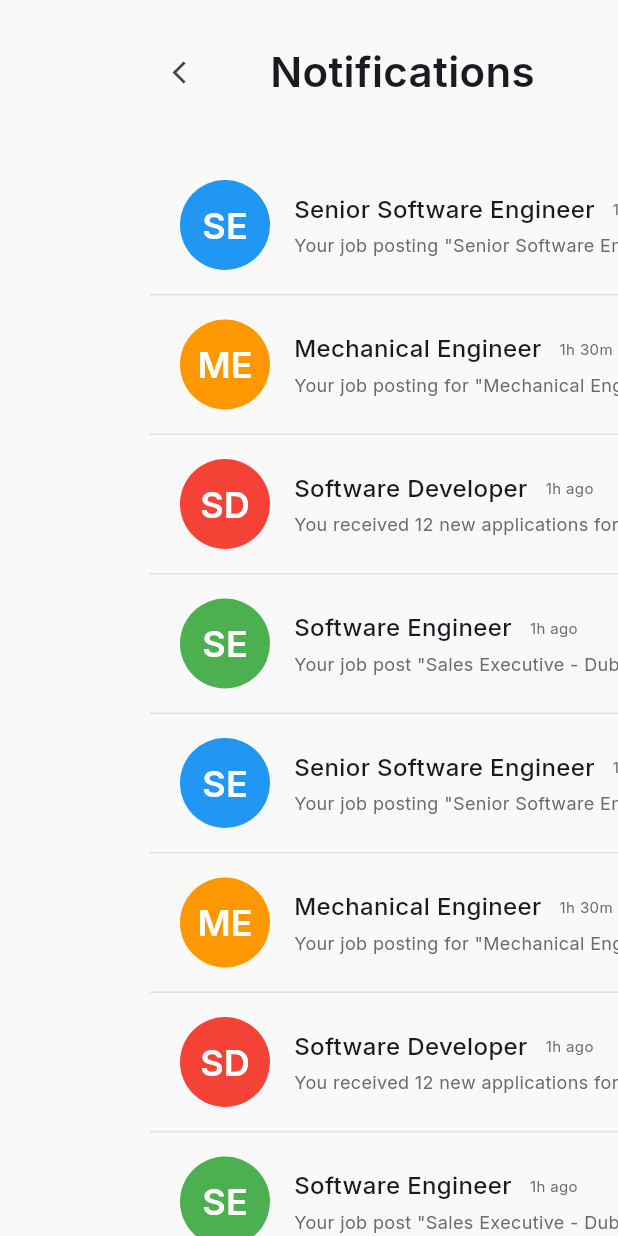
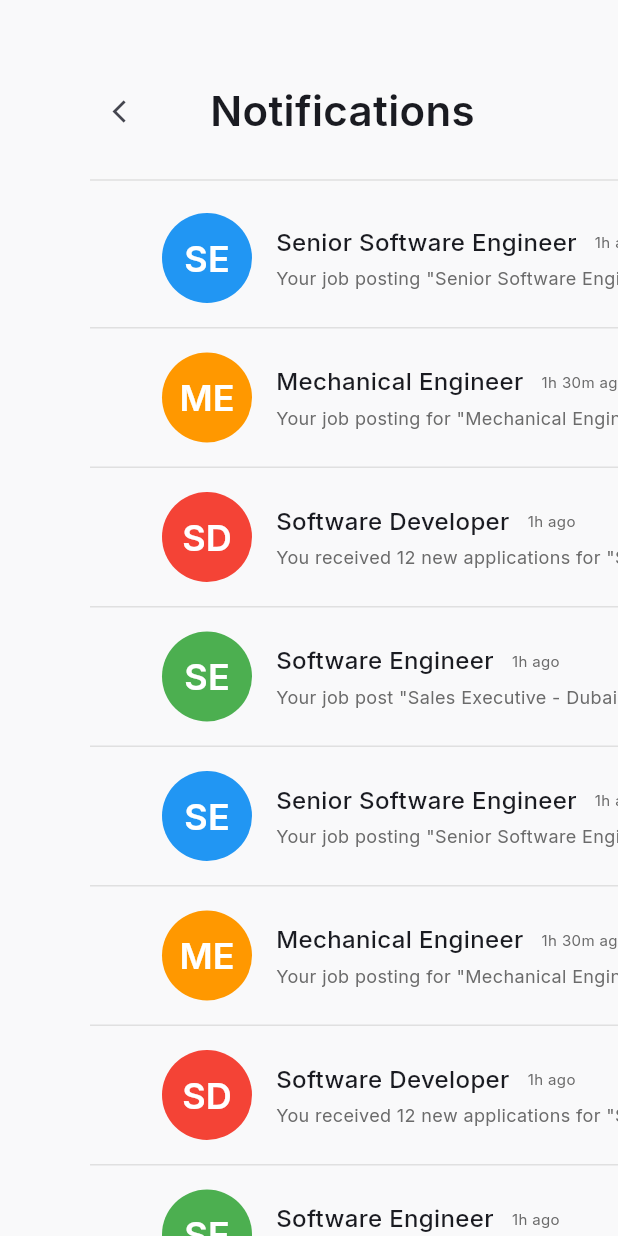
Before and after one commit to sharonempire/empireojobportal, a Flutter app: the NotificationsPageWeb screen opened directly, on a phone screen of 412 x 824 dp. Run offline on Flutter 3.47's test engine with Material 3 defaults, Android fonts, the light colour scheme and no system bars; our stand-ins replace file_picker, flutter_riverpod, go_router, google_fonts, shared_preferences, supabase_flutter; missing offline and left inert: dart:html, dart:ui_web, fetch_client, syncfusion_flutter_pdfviewer; accounts and stored records are empty.

Commit message:
notifications modification

```diff
--- a/lib/features/application/notifications/models/notification_item_model.dart
+++ b/lib/features/application/notifications/models/notification_item_model.dart
@@ -0,0 +1,19 @@
+import 'dart:ui';
+
+class NotificationItem {
+  final String initials;
+  final Color avatarColor;
+  final String title;
+  final String timestamp;
+  final String message;
+  final bool isUnread;
+
+  NotificationItem({
+    required this.initials,
+    required this.avatarColor,
+    required this.title,
+    required this.timestamp,
+    required this.message,
+    required this.isUnread,
+  });
+}
--- a/lib/features/presentation/web/notifications/notifications_page_web.dart
+++ b/lib/features/presentation/web/notifications/notifications_page_web.dart
@@ -23,7 +23,8 @@ class _NotificationsPageWebState extends State<NotificationsPageWeb> {
       avatarColor: Colors.blue,
       title: 'Senior Software Engineer',
       timestamp: '1h ago',
-      message: 'Your job posting "Senior Software Engineer" has been published successfully.',
+      message:
+          'Your job posting "Senior Software Engineer" has been published successfully.',
       isUnread: true,
     ),
     NotificationItem(
@@ -31,7 +32,8 @@ class _NotificationsPageWebState extends State<NotificationsPageWeb> {
       avatarColor: Colors.orange,
       title: 'Mechanical Engineer',
       timestamp: '1h 30m ago',
-      message: 'Your job posting for "Mechanical Engineer - Dubai" is pending review.',
+      message:
+          'Your job posting for "Mechanical Engineer - Dubai" is pending review.',
       isUnread: true,
     ),
     NotificationItem(
@@ -39,7 +41,8 @@ class _NotificationsPageWebState extends State<NotificationsPageWeb> {
       avatarColor: Colors.red,
       title: 'Software Developer',
       timestamp: '1h ago',
-      message: 'You received 12 new applications for "Software Developer - Canada"',
+      message:
+          'You received 12 new applications for "Software Developer - Canada"',
       isUnread: true,
     ),
     NotificationItem(
@@ -47,7 +50,8 @@ class _NotificationsPageWebState extends State<NotificationsPageWeb> {
       avatarColor: Colors.green,
       title: 'Software Engineer',
       timestamp: '1h ago',
-      message: 'Your job post "Sales Executive - Dubai" has reached 100+ views.',
+      message:
+          'Your job post "Sales Executive - Dubai" has reached 100+ views.',
       isUnread: false,
     ),
     NotificationItem(
@@ -55,7 +59,8 @@ class _NotificationsPageWebState extends State<NotificationsPageWeb> {
       avatarColor: Colors.blue,
       title: 'Senior Software Engineer',
       timestamp: '1h ago',
-      message: 'Your job posting "Senior Software Engineer" has been published successfully.',
+      message:
+          'Your job posting "Senior Software Engineer" has been published successfully.',
       isUnread: true,
     ),
     NotificationItem(
@@ -63,7 +68,8 @@ class _NotificationsPageWebState extends State<NotificationsPageWeb> {
       avatarColor: Colors.orange,
       title: 'Mechanical Engineer',
       timestamp: '1h 30m ago',
-      message: 'Your job posting for "Mechanical Engineer - Dubai" is pending review.',
+      message:
+          'Your job posting for "Mechanical Engineer - Dubai" is pending review.',
       isUnread: true,
     ),
     NotificationItem(
@@ -71,7 +77,8 @@ class _NotificationsPageWebState extends State<NotificationsPageWeb> {
       avatarColor: Colors.red,
       title: 'Software Developer',
       timestamp: '1h ago',
-      message: 'You received 12 new applications for "Software Developer - Canada"',
+      message:
+          'You received 12 new applications for "Software Developer - Canada"',
       isUnread: true,
     ),
     NotificationItem(
@@ -79,7 +86,8 @@ class _NotificationsPageWebState extends State<NotificationsPageWeb> {
       avatarColor: Colors.green,
       title: 'Software Engineer',
       timestamp: '1h ago',
-      message: 'Your job post "Sales Executive - Dubai" has reached 100+ views.',
+      message:
+          'Your job post "Sales Executive - Dubai" has reached 100+ views.',
       isUnread: false,
     ),
   ];
@@ -103,8 +111,8 @@ class _NotificationsPageWebState extends State<NotificationsPageWeb> {
                 child: SingleChildScrollView(
                   child: Padding(
                     padding: const EdgeInsets.symmetric(
-                      horizontal: 100,
-                      vertical: 24,
+                      horizontal: 60,
+                      vertical: 50,
                     ),
                     child: Column(
                       crossAxisAlignment: CrossAxisAlignment.start,
@@ -112,7 +120,7 @@ class _NotificationsPageWebState extends State<NotificationsPageWeb> {
                         Row(
                           children: [
                             IconButton(
-                              icon: const Icon(Icons.arrow_back_ios,size: 18,),
+                              icon: const Icon(Icons.arrow_back_ios, size: 18),
                               onPressed: () => context.pop(),
                               padding: EdgeInsets.zero,
                               constraints: const BoxConstraints(),
@@ -127,17 +135,22 @@ class _NotificationsPageWebState extends State<NotificationsPageWeb> {
                             FilterButtonWidget(
                               label: 'All',
                               isSelected: _selectedFilter == 'All',
-                              onTap: () => setState(() => _selectedFilter = 'All'),
+                              onTap: () =>
+                                  setState(() => _selectedFilter = 'All'),
                             ),
                             const SizedBox(width: 16),
                             FilterButtonWidget(
                               label: 'Unread',
                               isSelected: _selectedFilter == 'Unread',
-                              onTap: () => setState(() => _selectedFilter = 'Unread'),
+                              onTap: () =>
+                                  setState(() => _selectedFilter = 'Unread'),
                             ),
                           ],
                         ),
-                        const SizedBox(height: 32),
+                        const SizedBox(height: 14),
+                        Divider(color: context.themeDivider),
+                        const SizedBox(height: 14),
+
                         Container(
                           decoration: BoxDecoration(
                             borderRadius: BorderRadius.circular(8),
@@ -146,13 +159,20 @@ class _NotificationsPageWebState extends State<NotificationsPageWeb> {
                             shrinkWrap: true,
                             physics: const NeverScrollableScrollPhysics(),
                             itemCount: _filteredNotifications.length,
-                            separatorBuilder: (context, index) => Divider(
-                              height: 1,
-                              thickness: 1,
-                              color: context.themeDivider,
+                            separatorBuilder: (context, index) => Column(
+                              children: [
+                                SizedBox(height: 16),
+                                Divider(
+                                  height: 1,
+                                  thickness: 1,
+                                  color: context.themeDivider,
+                                ),
+                                SizedBox(height: 16),
+                              ],
                             ),
                             itemBuilder: (context, index) {
-                              final notification = _filteredNotifications[index];
+                              final notification =
+                                  _filteredNotifications[index];
                               return NotificationTileWidget(
                                 notification: notification,
                               );
--- a/lib/features/presentation/web/notifications/widgets/notification_tile_widget.dart
+++ b/lib/features/presentation/web/notifications/widgets/notification_tile_widget.dart
@@ -1,4 +1,4 @@
-import 'package:empire_job/features/presentation/web/notifications/notifications_page_web.dart';
+import 'package:empire_job/features/application/notifications/models/notification_item_model.dart';
 import 'package:empire_job/features/presentation/widgets/custom_text.dart';
 import 'package:empire_job/shared/consts/color_consts.dart';
 import 'package:flutter/material.dart';
@@ -13,7 +13,7 @@ class NotificationTileWidget extends StatelessWidget {
   @override
   Widget build(BuildContext context) {
     return Padding(
-      padding: const EdgeInsets.symmetric(horizontal: 20, vertical: 16),
+      padding: const EdgeInsets.symmetric(horizontal: 48),
       child: Row(
         crossAxisAlignment: CrossAxisAlignment.center,
         children: [
```
